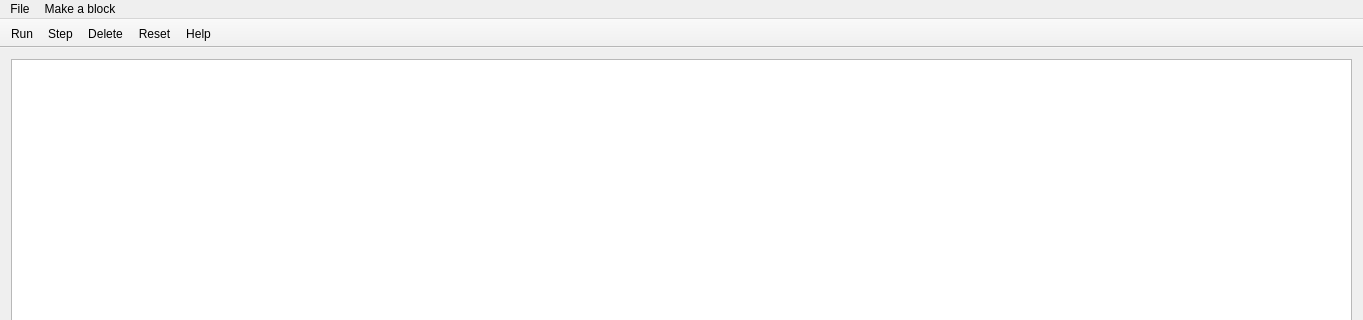
AdamGregor/Ceplpl2, file mainwindow.ui: the form before one commit; both pictures show x 0 to 1363 and y 0 to 320 of the 1363 by 656 pixel window.
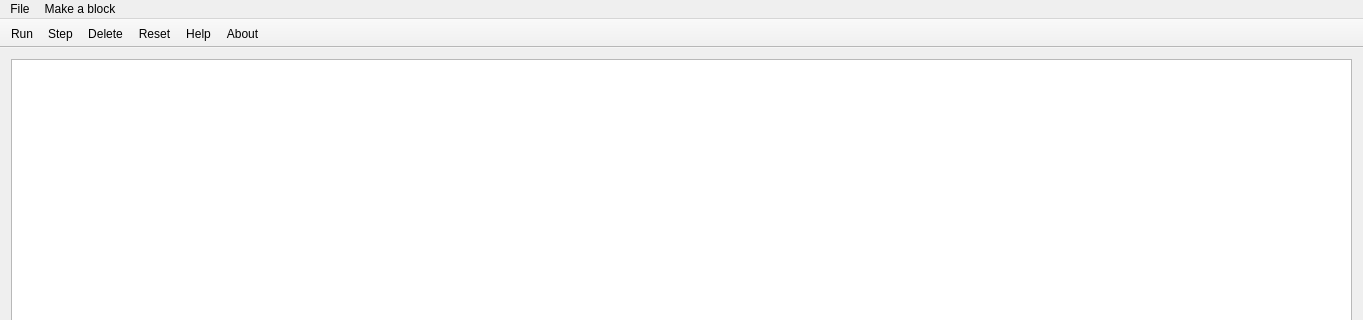
The form after the commit.

Commit message: nejake male upravy

The edit to the form file:
```diff
--- a/mainwindow.ui
+++ b/mainwindow.ui
@@ -88,6 +88,7 @@
    <addaction name="actionDelete"/>
    <addaction name="actionReset"/>
    <addaction name="actionHelp"/>
+   <addaction name="actionAbout"/>
   </widget>
   <action name="actionNew">
    <property name="text">
@@ -183,6 +184,11 @@
     <string>Reset evaluation</string>
    </property>
   </action>
+  <action name="actionAbout">
+   <property name="text">
+    <string>About</string>
+   </property>
+  </action>
  </widget>
  <layoutdefault spacing="6" margin="11"/>
  <resources/>
```
